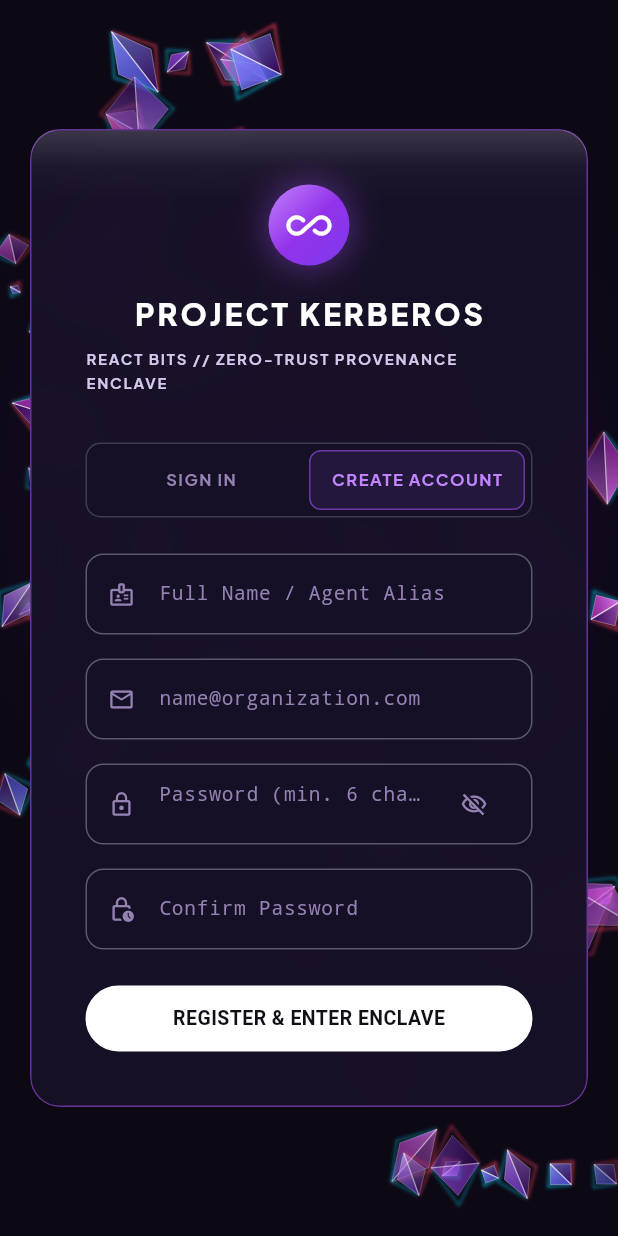
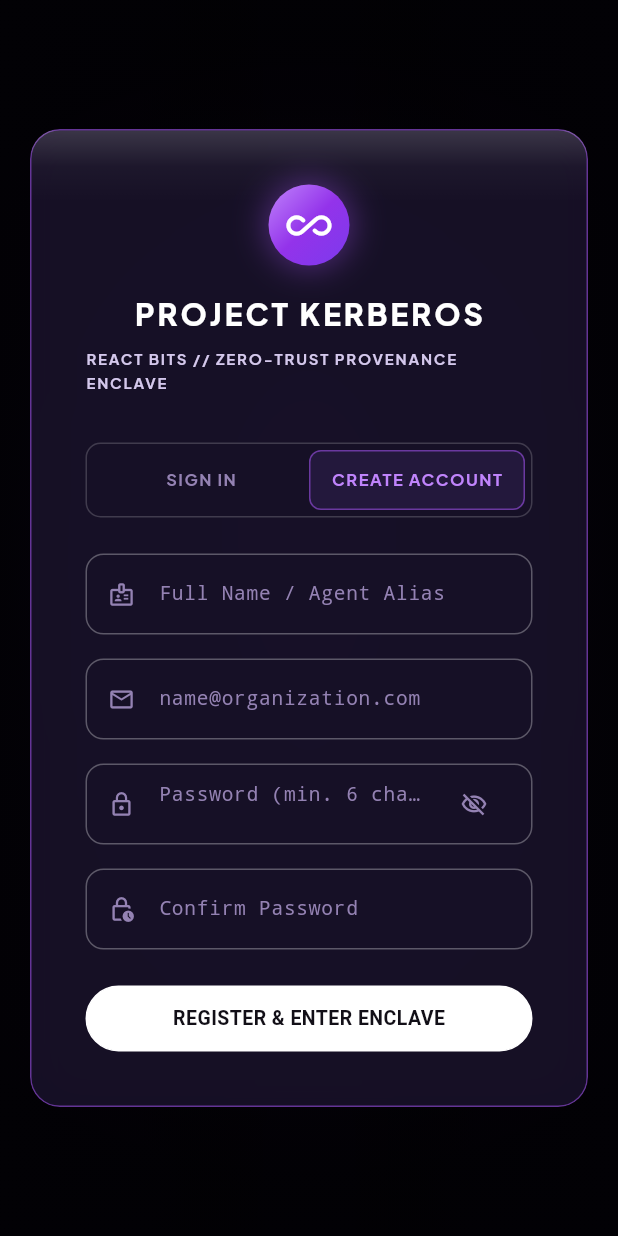
Before and after one commit to sivakumaran-29/kerberos, a Flutter app: the screen it shows after launch, after a tap on "CREATE ACCOUNT", on a phone screen of 412 x 824 dp. Run offline on Flutter 3.47's test engine with Material 3 defaults, Android fonts, the light colour scheme and no system bars; our stand-ins replace cross_file, file_picker, flutter_dotenv, flutter_riverpod, google_fonts, hive and 4 more; missing offline and left inert: dart:ffi, desktop_drop, flutter_webrtc, syncfusion_flutter_pdf; accounts and stored records are empty; generated files the repository leaves out were written again; statements that could not run were skipped.

Commit message:
feat(ui): dark plain gradient background with heavy edge vignette, aesthetic centered navbar, user avatar logo, and removed wind specs

```diff
--- a/client/lib/shared/widgets/shards_background.dart
+++ b/client/lib/shared/widgets/shards_background.dart
@@ -1,66 +1,109 @@
-import 'dart:math' as math;
 import 'package:flutter/material.dart';
-import '../theme/cyber_theme.dart';
 
-/// Static 3D Prismatic Shards ("Wind Sculpture") Background.
-/// Completely static (no running loops/tickers), highly saturated rich colors:
-/// - Deep velvet midnight amethyst backdrop with radiant purple aura
-/// - Faceted prismatic diamond shards with saturated electric violet & lilac gradients
-/// - Saturated dual-pass chromatic aberration (neon cyan & ruby magenta edges)
-class ShardsBackground extends StatefulWidget {
+/// Dark Plain Gradient Background with Application Theme Glow & Heavy Edge Vignette.
+/// - Rich deep midnight obsidian canvas (#06030A)
+/// - Saturated application theme ambient radial glow (#7C3AED / #8B5CF6) centered behind hero content
+/// - Heavy vignette falloff on ALL edges (top, bottom, left, right, and corners)
+class ShardsBackground extends StatelessWidget {
   final Widget? child;
-  final int shardCount;
 
   const ShardsBackground({
     super.key,
     this.child,
-    this.shardCount = 110,
+    int? shardCount,
   });
-
-  @override
-  State<ShardsBackground> createState() => _ShardsBackgroundState();
-}
-
-class _ShardsBackgroundState extends State<ShardsBackground> {
-  final List<_StaticShard> _shards = [];
-
-  @override
-  void initState() {
-    super.initState();
-    _initStaticShards();
-  }
-
-  void _initStaticShards() {
-    _shards.clear();
-    final random = math.Random(88); // Deterministic aesthetic placement
-    for (int i = 0; i < widget.shardCount; i++) {
-      _shards.add(_StaticShard.random(random, i, widget.shardCount));
-    }
-  }
 
   @override
   Widget build(BuildContext context) {
     return Stack(
       children: [
-        // 1. Deep Saturated Radial Amethyst Backdrop
+        // 1. Ultra-Dark Midnight Obsidian Base Canvas
         Positioned.fill(
           child: Container(
-            color: CyberTheme.background,
+            color: const Color(0xFF06030A),
           ),
         ),
 
-        // 2. Rich Glowing Center Amethyst Aura
+        // 2. Application Theme Ambient Radial Glow (Center-Stage Halo)
         Positioned.fill(
           child: IgnorePointer(
             child: Container(
               decoration: const BoxDecoration(
                 gradient: RadialGradient(
-                  center: Alignment(0.0, -0.2),
+                  center: Alignment(0.0, -0.15),
+                  radius: 0.85,
+                  colors: [
+                    Color(0x388B5CF6), // Luminous theme electric violet
+                    Color(0x227C3AED), // Amethyst ambient halo
+                    Color(0x0E4C1D95), // Deep purple mist
+                    Colors.transparent,
+                  ],
+                  stops: [0.0, 0.35, 0.65, 1.0],
+                ),
+              ),
+            ),
+          ),
+        ),
+
+        // 3. Secondary Subtle Theme Glow (Lower Horizon)
+        Positioned.fill(
+          child: IgnorePointer(
+            child: Container(
+              decoration: const BoxDecoration(
+                gradient: RadialGradient(
+                  center: Alignment(0.0, 0.55),
                   radius: 0.9,
                   colors: [
-                    Color(0x447C3AED), // Rich electric violet glow
-                    Color(0x224C1D95), // Deep amethyst haze
-                    Color(0x081A0B2E), // Subtle dark purple
+                    Color(0x187C3AED),
+                    Color(0x084C1D95),
+                    Colors.transparent,
+                  ],
+                  stops: [0.0, 0.45, 1.0],
+                ),
+              ),
+            ),
+          ),
+        ),
+
+        // 4. Heavy Screen-Edge Vignette: Multi-stop Radial Edge Falloff
+        Positioned.fill(
+          child: IgnorePointer(
+            child: Container(
+              decoration: const BoxDecoration(
+                gradient: RadialGradient(
+                  center: Alignment.center,
+                  radius: 0.95,
+                  colors: [
+                    Colors.transparent,
+                    Colors.transparent,
+                    Color(0x55000000),
+                    Color(0xCC040108),
+                    Color(0xFA020005),
+                    Color(0xFF000000),
+                  ],
+                  stops: [0.0, 0.32, 0.62, 0.82, 0.94, 1.0],
+                ),
+              ),
+            ),
+          ),
+        ),
+
+        // 5. Heavy Edge Vignette: Top Screen Edge Shadow
+        Positioned(
+          top: 0,
+          left: 0,
+          right: 0,
+          height: 190,
+          child: IgnorePointer(
+            child: Container(
+              decoration: const BoxDecoration(
+                gradient: LinearGradient(
+                  begin: Alignment.topCenter,
+                  end: Alignment.bottomCenter,
+                  colors: [
+                    Color(0xF5020105),
+                    Color(0xB2020105),
+                    Color(0x44020105),
                     Colors.transparent,
                   ],
                   stops: [0.0, 0.35, 0.7, 1.0],
@@ -70,204 +113,82 @@ class _ShardsBackgroundState extends State<ShardsBackground> {
           ),
         ),
 
-        // 3. Static Prismatic Shard Sculpture Canvas
-        Positioned.fill(
-          child: RepaintBoundary(
-            child: CustomPaint(
-              painter: _StaticShardsPainter(_shards),
+        // 6. Heavy Edge Vignette: Bottom Screen Edge Shadow
+        Positioned(
+          bottom: 0,
+          left: 0,
+          right: 0,
+          height: 210,
+          child: IgnorePointer(
+            child: Container(
+              decoration: const BoxDecoration(
+                gradient: LinearGradient(
+                  begin: Alignment.bottomCenter,
+                  end: Alignment.topCenter,
+                  colors: [
+                    Color(0xFC020105),
+                    Color(0xD0020105),
+                    Color(0x55020105),
+                    Colors.transparent,
+                  ],
+                  stops: [0.0, 0.35, 0.7, 1.0],
+                ),
+              ),
             ),
           ),
         ),
 
-        // 4. Optional Child Content
-        if (widget.child != null) widget.child!,
+        // 7. Heavy Edge Vignette: Left Screen Edge Shadow
+        Positioned(
+          top: 0,
+          bottom: 0,
+          left: 0,
+          width: 190,
+          child: IgnorePointer(
+            child: Container(
+              decoration: const BoxDecoration(
+                gradient: LinearGradient(
+                  begin: Alignment.centerLeft,
+                  end: Alignment.centerRight,
+                  colors: [
+                    Color(0xF5020105),
+                    Color(0xA6020105),
+                    Colors.transparent,
+                  ],
+                  stops: [0.0, 0.5, 1.0],
+                ),
+              ),
+            ),
+          ),
+        ),
+
+        // 8. Heavy Edge Vignette: Right Screen Edge Shadow
+        Positioned(
+          top: 0,
+          bottom: 0,
+          right: 0,
+          width: 190,
+          child: IgnorePointer(
+            child: Container(
+              decoration: const BoxDecoration(
+                gradient: LinearGradient(
+                  begin: Alignment.centerRight,
+                  end: Alignment.centerLeft,
+                  colors: [
+                    Color(0xF5020105),
+                    Color(0xA6020105),
+                    Colors.transparent,
+                  ],
+                  stops: [0.0, 0.5, 1.0],
+                ),
+              ),
+            ),
+          ),
+        ),
+
+        // Optional Child Content
+        if (child != null) child!,
       ],
     );
   }
 }
-
-class _StaticShard {
-  final double normX;
-  final double normY;
-  final double depth; // 0.35 (distant) to 1.6 (foreground)
-  final double size;
-  final double rotation;
-  final double tilt;
-  final double chromaticOffset;
-  final double opacity;
-  final Color primaryColor;
-  final Color secondaryColor;
-
-  _StaticShard({
-    required this.normX,
-    required this.normY,
-    required this.depth,
-    required this.size,
-    required this.rotation,
-    required this.tilt,
-    required this.chromaticOffset,
-    required this.opacity,
-    required this.primaryColor,
-    required this.secondaryColor,
-  });
-
-  factory _StaticShard.random(math.Random random, int index, int total) {
-    final t = index / total;
-    // Form a majestic curving flow / stream across the screen
-    final streamCenterY = 0.5 - 0.25 * math.sin(t * math.pi * 1.8);
-    final spreadY = (random.nextDouble() - 0.5) * 0.7;
-    final y = (streamCenterY + spreadY).clamp(0.05, 0.95);
-    final x = (t + (random.nextDouble() - 0.5) * 0.15).clamp(0.02, 0.98);
-
-    final depth = 0.4 + random.nextDouble() * 1.1; // 0.4 to 1.5
-    final size = (14.0 + random.nextDouble() * 26.0) * depth;
-    final rotation = random.nextDouble() * math.pi * 2;
-    final tilt = 0.4 + random.nextDouble() * 0.6; // 3D facet tilt ratio
-    final chromaticOffset = (2.0 + random.nextDouble() * 3.5) * depth;
-    final opacity = (0.55 + random.nextDouble() * 0.4).clamp(0.4, 0.95);
-
-    // Highly saturated jewel & crystal tones
-    final palettePairs = [
-      [const Color(0xFFC084FC), const Color(0xFF7C3AED)], // Orchid to deep violet
-      [const Color(0xFFA855F7), const Color(0xFF9333EA)], // Electric purple
-      [const Color(0xFFD8B4FE), const Color(0xFF6D28D9)], // Bright lavender to amethyst
-      [const Color(0xFF818CF8), const Color(0xFF4F46E5)], // Indigo crystal
-      [const Color(0xFFE879F9), const Color(0xFFA21CAF)], // Neon fuchsia
-    ];
-    final pair = palettePairs[random.nextInt(palettePairs.length)];
-
-    return _StaticShard(
-      normX: x,
-      normY: y,
-      depth: depth,
-      size: size,
-      rotation: rotation,
-      tilt: tilt,
-      chromaticOffset: chromaticOffset,
-      opacity: opacity,
-      primaryColor: pair[0],
-      secondaryColor: pair[1],
-    );
-  }
-}
-
-class _StaticShardsPainter extends CustomPainter {
-  final List<_StaticShard> shards;
-
-  _StaticShardsPainter(this.shards);
-
-  @override
-  void paint(Canvas canvas, Size size) {
-    if (size.width <= 0 || size.height <= 0) return;
-
-    // Sort distant to close for realistic 3D occlusion
-    final sorted = List<_StaticShard>.from(shards)
-      ..sort((a, b) => a.depth.compareTo(b.depth));
-
-    for (final shard in sorted) {
-      _drawFacetedShard(canvas, shard, size);
-    }
-  }
-
-  void _drawFacetedShard(Canvas canvas, _StaticShard shard, Size screenSize) {
-    final cx = shard.normX * screenSize.width;
-    final cy = shard.normY * screenSize.height;
-
-    canvas.save();
-    canvas.translate(cx, cy);
-    canvas.rotate(shard.rotation);
-
-    final halfW = shard.size * 0.45;
-    final halfH = shard.size * 0.85 * shard.tilt;
-    final offset = shard.chromaticOffset;
-
-    // --- PASS 1: Saturated Cyan Chromatic Leading Edge ---
-    final cyanPaint = Paint()
-      ..color = const Color(0xFF06B6D4).withValues(alpha: shard.opacity * 0.75)
-      ..style = PaintingStyle.stroke
-      ..strokeWidth = 1.6
-      ..maskFilter = const MaskFilter.blur(BlurStyle.normal, 1.2);
-
-    final cyanPath = Path()
-      ..moveTo(0, -halfH)
-      ..lineTo(-halfW - offset, 0)
-      ..lineTo(0, halfH);
-    canvas.drawPath(cyanPath, cyanPaint);
-
-    // --- PASS 2: Saturated Ruby/Magenta Trailing Edge ---
-    final rubyPaint = Paint()
-      ..color = const Color(0xFFF43F5E).withValues(alpha: shard.opacity * 0.75)
-      ..style = PaintingStyle.stroke
-      ..strokeWidth = 1.6
-      ..maskFilter = const MaskFilter.blur(BlurStyle.normal, 1.2);
-
-    final rubyPath = Path()
-      ..moveTo(0, -halfH)
-      ..lineTo(halfW + offset, 0)
-      ..lineTo(0, halfH);
-    canvas.drawPath(rubyPath, rubyPaint);
-
-    // --- PASS 3: Primary Facet 1 (Top-Left Light Catch) ---
-    final facet1 = Path()
-      ..moveTo(0, -halfH)
-      ..lineTo(-halfW, 0)
-      ..lineTo(0, halfH)
-      ..close();
-
-    final paint1 = Paint()
-      ..shader = LinearGradient(
-        colors: [
-          shard.primaryColor.withValues(alpha: shard.opacity),
-          shard.secondaryColor.withValues(alpha: shard.opacity * 0.8),
-        ],
-        begin: Alignment.topCenter,
-        end: Alignment.bottomLeft,
-      ).createShader(Rect.fromLTWH(-halfW, -halfH, halfW, halfH * 2))
-      ..style = PaintingStyle.fill;
-    canvas.drawPath(facet1, paint1);
-
-    // --- PASS 4: Secondary Facet 2 (Top-Right Deep Reflection) ---
-    final facet2 = Path()
-      ..moveTo(0, -halfH)
-      ..lineTo(halfW, 0)
-      ..lineTo(0, halfH)
-      ..close();
-
-    final paint2 = Paint()
-      ..shader = LinearGradient(
-        colors: [
-          shard.primaryColor.withValues(alpha: shard.opacity * 0.7),
-          const Color(0xFF3B0764).withValues(alpha: shard.opacity * 0.9),
-        ],
-        begin: Alignment.topRight,
-        end: Alignment.bottomCenter,
-      ).createShader(Rect.fromLTWH(0, -halfH, halfW, halfH * 2))
-      ..style = PaintingStyle.fill;
-    canvas.drawPath(facet2, paint2);
-
-    // --- PASS 5: Razor-Sharp Crystal Edge Spine ---
-    final spinePaint = Paint()
-      ..color = Colors.white.withValues(alpha: shard.opacity * 0.85)
-      ..style = PaintingStyle.stroke
-      ..strokeWidth = 0.8;
-    canvas.drawLine(Offset(0, -halfH), Offset(0, halfH), spinePaint);
-
-    // Outer crystalline border
-    final outlinePaint = Paint()
-      ..color = Colors.white.withValues(alpha: shard.opacity * 0.35)
-      ..style = PaintingStyle.stroke
-      ..strokeWidth = 0.6;
-    final fullDiamond = Path()
-      ..moveTo(0, -halfH)
-      ..lineTo(halfW, 0)
-      ..lineTo(0, halfH)
-      ..lineTo(-halfW, 0)
-      ..close();
-    canvas.drawPath(fullDiamond, outlinePaint);
-
-    canvas.restore();
-  }
-
-  @override
-  bool shouldRepaint(covariant _StaticShardsPainter oldDelegate) => false;
-}
```
Also changed, not shown: client/lib/features/workspace/presentation/workspace_screen.dart (+114 -213 lines).
